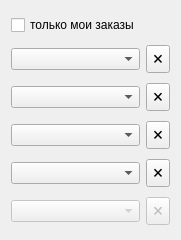
Qt form models/repairtablefiltermenu.ui (solderercb/snap_crm) before a commit.
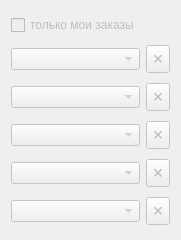
The same form after that commit.

Diff of the .ui file:
```diff
--- a/models/repairtablefiltermenu.ui
+++ b/models/repairtablefiltermenu.ui
@@ -16,6 +16,9 @@
   <layout class="QGridLayout" name="gridLayout">
    <item row="0" column="0">
     <widget class="QCheckBox" name="checkBoxOnlyMyOrders">
+     <property name="enabled">
+      <bool>false</bool>
+     </property>
      <property name="text">
       <string>только мои заказы</string>
      </property>
@@ -23,6 +26,9 @@
    </item>
    <item row="2" column="0">
     <widget class="QComboBox" name="comboBoxStatus">
+     <property name="enabled">
+      <bool>false</bool>
+     </property>
      <property name="placeholderText">
       <string>все статусы</string>
      </property>
@@ -30,6 +36,9 @@
    </item>
    <item row="3" column="0">
     <widget class="QComboBox" name="comboBoxEmployee">
+     <property name="enabled">
+      <bool>false</bool>
+     </property>
      <property name="placeholderText">
       <string>все сотрудники</string>
      </property>
@@ -37,6 +46,9 @@
    </item>
    <item row="4" column="0">
     <widget class="QComboBox" name="comboBoxClients">
+     <property name="enabled">
+      <bool>false</bool>
+     </property>
      <property name="placeholderText">
       <string>все клиенты</string>
      </property>
@@ -54,6 +66,9 @@
    </item>
    <item row="1" column="0">
     <widget class="QComboBox" name="comboBoxOffice">
+     <property name="enabled">
+      <bool>false</bool>
+     </property>
      <property name="placeholderText">
       <string>офис</string>
      </property>
@@ -61,6 +76,9 @@
    </item>
    <item row="1" column="1">
     <widget class="QToolButton" name="toolButton">
+     <property name="enabled">
+      <bool>false</bool>
+     </property>
      <property name="sizePolicy">
       <sizepolicy hsizetype="Fixed" vsizetype="Maximum">
        <horstretch>0</horstretch>
@@ -77,6 +95,9 @@
    </item>
    <item row="2" column="1">
     <widget class="QToolButton" name="toolButton_2">
+     <property name="enabled">
+      <bool>false</bool>
+     </property>
      <property name="sizePolicy">
       <sizepolicy hsizetype="Fixed" vsizetype="Maximum">
        <horstretch>0</horstretch>
@@ -93,6 +114,9 @@
    </item>
    <item row="3" column="1">
     <widget class="QToolButton" name="toolButton_3">
+     <property name="enabled">
+      <bool>false</bool>
+     </property>
      <property name="sizePolicy">
       <sizepolicy hsizetype="Fixed" vsizetype="Maximum">
        <horstretch>0</horstretch>
@@ -109,6 +133,9 @@
    </item>
    <item row="4" column="1">
     <widget class="QToolButton" name="toolButton_4">
+     <property name="enabled">
+      <bool>false</bool>
+     </property>
      <property name="sizePolicy">
       <sizepolicy hsizetype="Fixed" vsizetype="Maximum">
        <horstretch>0</horstretch>
```
